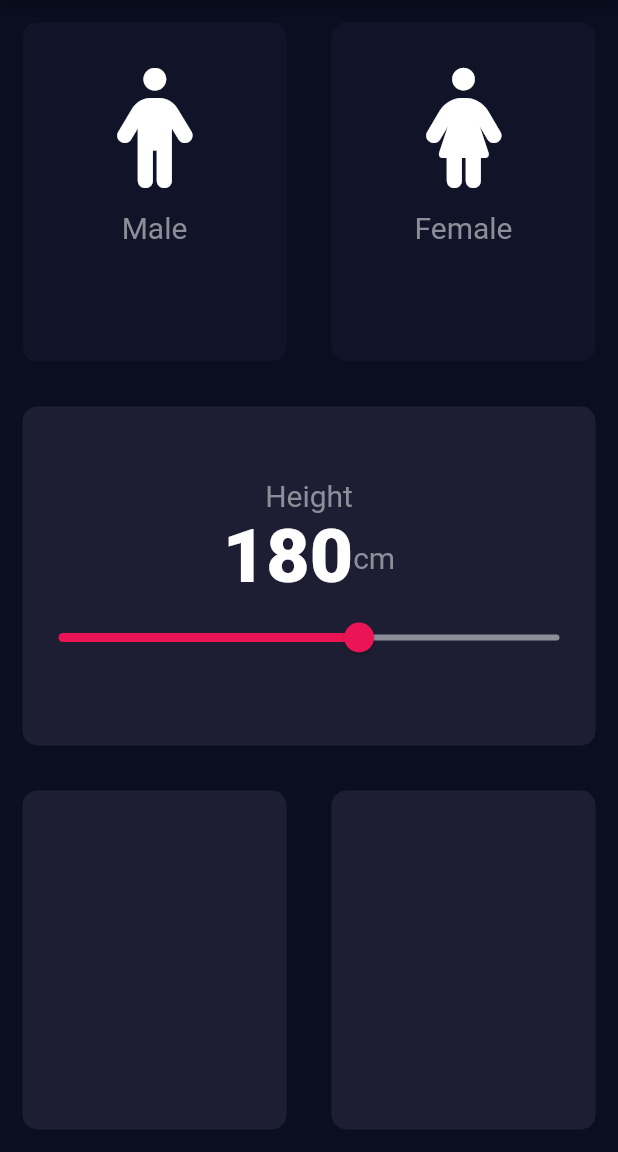
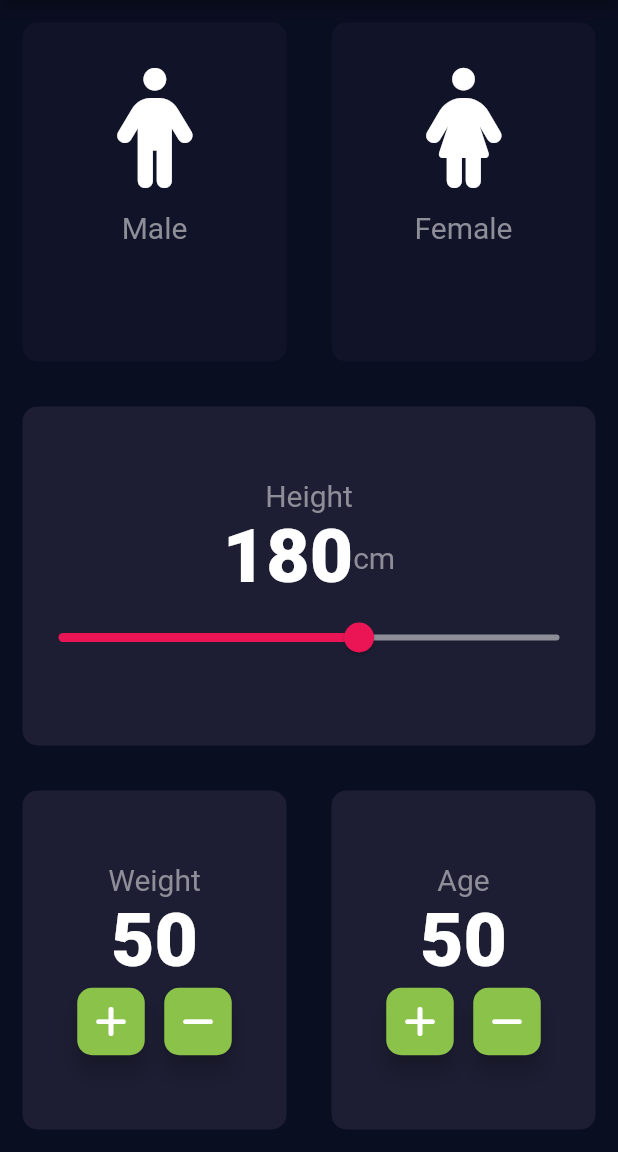
Before and after one commit to hamzarehmandeveloper/Personal_Projects, a Flutter app: the screen it shows after launch, on a phone screen of 412 x 824 dp, the part 84-1236 px from its top. Run offline on Flutter 3.47's test engine with Material 2 defaults, Android fonts, the phone set to English and light mode, and no system bars; our stand-ins replace font_awesome_flutter.

Commit message:
age, height and floating button

```diff
--- a/BMIcalculator/lib/inputpage.dart
+++ b/BMIcalculator/lib/inputpage.dart
@@ -120,10 +120,92 @@ class _inputpageState extends State<inputpage> {
             children: <Widget>[
               Expanded(child: Repeatcontainercode(
                 colors: Color(0xFF1D1E33),
-              ),),
+                cardWidget: Column(
+                  mainAxisAlignment: MainAxisAlignment.center,
+                  children: [
+                  Text(
+                  "Weight",
+                  style: Klabelstyle,
+                ),
+                Text(
+                  weight.toString(),
+                  style: TextStyle(
+                    fontSize: 50.0,
+                    fontWeight: FontWeight.w900,
+                  ),
+                ),
+                Row(
+                  mainAxisAlignment: MainAxisAlignment.center,
+                  children: [
+                    RoundIconButton(
+                      icon: FontAwesomeIcons.plus,
+                      onPressed: () {
+                        setState(() {
+                          weight++;
+                        });
+                      },
+                    ),
+                    SizedBox(
+                      width: 10.0,
+                    ),
+                    RoundIconButton(
+                      icon: FontAwesomeIcons.minus,
+                      onPressed: () {
+                        setState(() {
+                          weight--;
+                        });
+                      },
+                    ),
+                  ],
+                ),
+                ],
+              ),
+              ),
+    ),
               Expanded(child: Repeatcontainercode(
                 colors: Color(0xFF1D1E33),
-              ),),
+                cardWidget: Column(
+                  mainAxisAlignment: MainAxisAlignment.center,
+                  children: [
+                    Text(
+                      "Age",
+                      style: Klabelstyle,
+                    ),
+                    Text(
+                      weight.toString(),
+                      style: TextStyle(
+                        fontSize: 50.0,
+                        fontWeight: FontWeight.w900,
+                      ),
+                    ),
+                    Row(
+                      mainAxisAlignment: MainAxisAlignment.center,
+                      children: [
+                        RoundIconButton(
+                          icon: FontAwesomeIcons.plus,
+                          onPressed: () {
+                            setState(() {
+                              weight++;
+                            });
+                          },
+                        ),
+                        SizedBox(
+                          width: 10.0,
+                        ),
+                        RoundIconButton(
+                          icon: FontAwesomeIcons.minus,
+                          onPressed: () {
+                            setState(() {
+                              weight--;
+                            });
+                          },
+                        ),
+                      ],
+                    ),
+                  ],
+                ),
+              ),
+              ),
             ],
           )),
 
@@ -132,3 +214,21 @@ class _inputpageState extends State<inputpage> {
     );
   }
 }
+
+
+class RoundIconButton extends StatelessWidget {
+  RoundIconButton({@required this.icon, required this.onPressed});
+  final IconData? icon;
+  final VoidCallback onPressed;
+  @override
+  Widget build(BuildContext context) {
+    return RawMaterialButton(
+      onPressed: onPressed,
+      child: Icon(icon),
+      elevation: 6.0,
+      shape: RoundedRectangleBorder(borderRadius: BorderRadius.circular(10.0)),
+      fillColor: Colors.lightGreen,
+      constraints: BoxConstraints.tightFor(width: 45.0, height: 45.0),
+    );
+  }
+}
```
